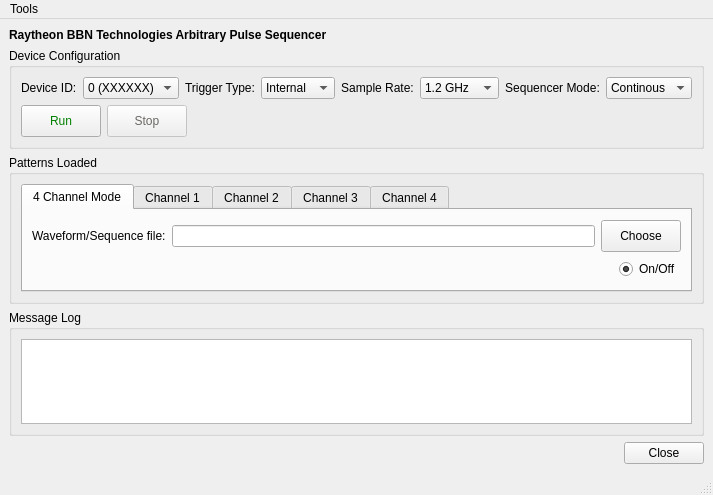
This is APS/python/APS.ui in BBN-Q/libaps2 as Qt 5 draws it before an edit. The edited form follows.
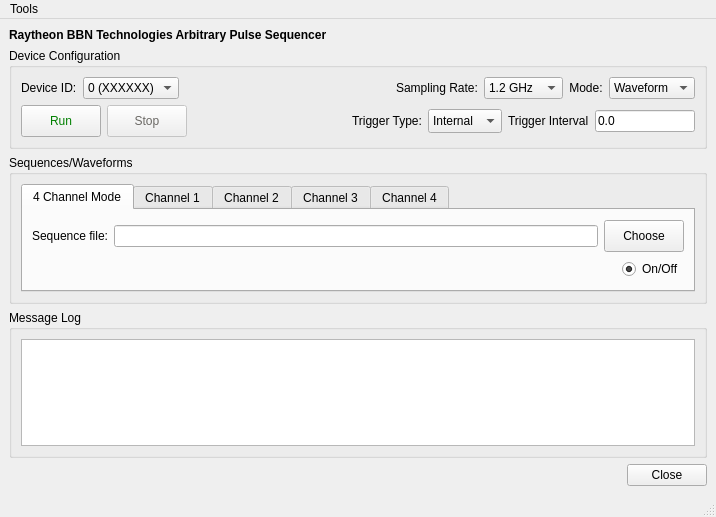
This is the edited form.

Commit message:
Update APS gui to track changes in driver.
--BRJ

What changed in the file:
```diff
--- a/APS/python/APS.ui
+++ b/APS/python/APS.ui
@@ -6,8 +6,8 @@
    <rect>
     <x>0</x>
     <y>0</y>
-    <width>696</width>
-    <height>495</height>
+    <width>716</width>
+    <height>517</height>
    </rect>
   </property>
   <property name="windowTitle">
@@ -77,51 +77,22 @@
           </widget>
          </item>
          <item>
-          <widget class="QLabel" name="label_7">
-           <property name="text">
-            <string>Trigger Type:</string>
+          <spacer name="horizontalSpacer">
+           <property name="orientation">
+            <enum>Qt::Horizontal</enum>
            </property>
-           <property name="alignment">
-            <set>Qt::AlignLeading|Qt::AlignLeft|Qt::AlignVCenter</set>
-           </property>
-          </widget>
-         </item>
-         <item>
-          <widget class="QComboBox" name="triggerType">
-           <property name="sizePolicy">
-            <sizepolicy hsizetype="Preferred" vsizetype="Preferred">
-             <horstretch>0</horstretch>
-             <verstretch>0</verstretch>
-            </sizepolicy>
-           </property>
-           <property name="minimumSize">
+           <property name="sizeHint" stdset="0">
             <size>
-             <width>0</width>
-             <height>0</height>
+             <width>40</width>
+             <height>20</height>
             </size>
            </property>
-           <property name="maximumSize">
-            <size>
-             <width>16777215</width>
-             <height>24</height>
-            </size>
-           </property>
-           <item>
-            <property name="text">
-             <string>Internal</string>
-            </property>
-           </item>
-           <item>
-            <property name="text">
-             <string>External</string>
-            </property>
-           </item>
-          </widget>
+          </spacer>
          </item>
          <item>
           <widget class="QLabel" name="label_8">
            <property name="text">
-            <string>Sample Rate:</string>
+            <string>Sampling Rate:</string>
            </property>
            <property name="alignment">
             <set>Qt::AlignCenter</set>
@@ -178,7 +149,7 @@
          <item>
           <widget class="QLabel" name="label_9">
            <property name="text">
-            <string>Sequencer Mode:</string>
+            <string>Mode:</string>
            </property>
            <property name="alignment">
             <set>Qt::AlignCenter</set>
@@ -207,29 +178,16 @@
            </property>
            <item>
             <property name="text">
-             <string>Continous</string>
+             <string>Waveform</string>
             </property>
            </item>
            <item>
             <property name="text">
-             <string>One shot</string>
+             <string>Sequence</string>
             </property>
            </item>
           </widget>
          </item>
-         <item>
-          <spacer name="horizontalSpacer">
-           <property name="orientation">
-            <enum>Qt::Horizontal</enum>
-           </property>
-           <property name="sizeHint" stdset="0">
-            <size>
-             <width>40</width>
-             <height>20</height>
-            </size>
-           </property>
-          </spacer>
-         </item>
         </layout>
        </item>
        <item>
@@ -401,6 +359,68 @@
            </property>
           </spacer>
          </item>
+         <item>
+          <widget class="QLabel" name="label_7">
+           <property name="text">
+            <string>Trigger Type:</string>
+           </property>
+           <property name="alignment">
+            <set>Qt::AlignLeading|Qt::AlignLeft|Qt::AlignVCenter</set>
+           </property>
+          </widget>
+         </item>
+         <item>
+          <widget class="QComboBox" name="triggerType">
+           <property name="sizePolicy">
+            <sizepolicy hsizetype="Preferred" vsizetype="Preferred">
+             <horstretch>0</horstretch>
+             <verstretch>0</verstretch>
+            </sizepolicy>
+           </property>
+           <property name="minimumSize">
+            <size>
+             <width>0</width>
+             <height>0</height>
+            </size>
+           </property>
+           <property name="maximumSize">
+            <size>
+             <width>16777215</width>
+             <height>24</height>
+            </size>
+           </property>
+           <item>
+            <property name="text">
+             <string>Internal</string>
+            </property>
+           </item>
+           <item>
+            <property name="text">
+             <string>External</string>
+            </property>
+           </item>
+          </widget>
+         </item>
+         <item>
+          <widget class="QLabel" name="label_3">
+           <property name="text">
+            <string>Trigger Interval</string>
+           </property>
+          </widget>
+         </item>
+         <item>
+          <widget class="QLineEdit" name="triggerInterval">
+           <property name="maximumSize">
+            <size>
+             <width>100</width>
+             <height>16777215</height>
+            </size>
+           </property>
+           <property name="text">
+            <string>0.0</string>
+           </property>
+          </widget>
+         </item>
         </layout>
        </item>
       </layout>
@@ -421,7 +441,7 @@
        </size>
       </property>
       <property name="title">
-       <string>Patterns Loaded</string>
+       <string>Sequences/Waveforms</string>
       </property>
       <layout class="QVBoxLayout" name="verticalLayout_4">
        <item>
@@ -454,7 +474,7 @@
              <item>
               <widget class="QLabel" name="label_20">
                <property name="text">
-                <string>Waveform/Sequence file:</string>
+                <string>Sequence file:</string>
                </property>
               </widget>
              </item>
@@ -1038,8 +1058,8 @@
     <rect>
      <x>0</x>
      <y>0</y>
-     <width>696</width>
-     <height>20</height>
+     <width>716</width>
+     <height>22</height>
     </rect>
    </property>
    <widget class="QMenu" name="menuTools">
```
The commit also changes 2 other files.
